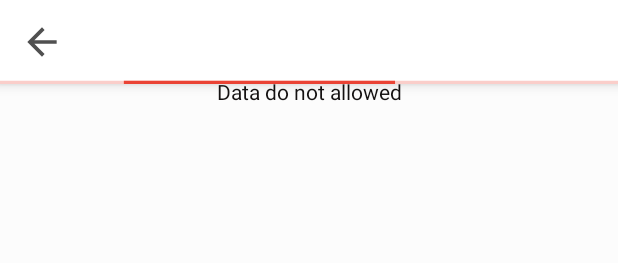
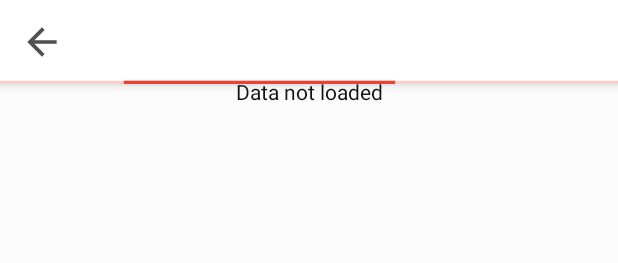
Before and after one commit to makstron/US-Stock, an Android app: the layout fragment_symbol_details.xml on its own in the app's theme, with its tools: preview values and no code run, scrolled down 196 dp, on a phone screen of 412 x 824 dp. Shown: the top 263 px of the screen. Run offline under Robolectric (Android 15) with nearby library versions, the phone set to English and light mode, and no system bars.

Commit message:
fixex in UI

```diff
--- a/app/src/main/res/layout/fragment_symbol_details.xml
+++ b/app/src/main/res/layout/fragment_symbol_details.xml
@@ -75,6 +75,7 @@
                     android:layout_height="wrap_content"
                     android:layout_marginStart="@dimen/activity_horizontal_margin"
                     android:background="@drawable/thumb"
+                    android:minWidth="40dp"
                     android:textColor="@color/default_text_color"
                     android:textSize="16sp"
                     android:textStyle="bold"
@@ -88,6 +89,7 @@
                     android:layout_height="wrap_content"
                     android:layout_marginStart="8dp"
                     android:background="@drawable/thumb"
+                    android:minWidth="60dp"
                     android:textColor="@color/default_text_color"
                     android:textSize="14sp"
                     app:layout_constraintBottom_toBottomOf="@+id/symbol"
@@ -101,12 +103,13 @@
                     android:layout_marginStart="@dimen/activity_horizontal_margin"
                     android:layout_marginTop="4dp"
                     android:background="@drawable/thumb"
+                    android:minWidth="80dp"
                     android:textColor="@color/default_text_color"
                     android:textSize="20sp"
                     android:textStyle="bold"
                     app:layout_constraintStart_toStartOf="parent"
                     app:layout_constraintTop_toBottomOf="@+id/symbol"
-                    tools:text="$59 838 568 121" />
+                    tools:text="756.24" />
 
                 <View
                     android:id="@+id/priceDeltaThumb"
@@ -124,11 +127,12 @@
                     android:layout_height="wrap_content"
                     android:layout_marginStart="@dimen/activity_horizontal_margin"
                     android:layout_marginTop="4dp"
-                    android:textColor="@color/brand_red"
+                    android:textColor="@color/default_text_color"
                     android:textSize="14sp"
                     app:layout_constraintStart_toStartOf="parent"
                     app:layout_constraintTop_toBottomOf="@+id/price"
-                    tools:text="-2.78" />
+                    tools:text="-2.78"
+                    tools:textColor="@color/brand_red" />
 
                 <ImageView
                     android:id="@+id/priceChangeIcon"
@@ -167,7 +171,7 @@
                     android:id="@+id/labelChartErrorMessage"
                     android:layout_width="wrap_content"
                     android:layout_height="wrap_content"
-                    android:text="@string/historical_data_do_not_allowed"
+                    android:text="@string/data_not_loaded"
                     android:textColor="@color/default_text_color"
                     android:visibility="gone"
                     app:layout_constraintBottom_toBottomOf="@+id/chart"
--- a/app/src/main/res/values/strings.xml
+++ b/app/src/main/res/values/strings.xml
@@ -3,6 +3,7 @@
 
     <!-- Common -->
     <string name="company_email">us-stock@android.com</string>
+    <string name="data_not_loaded">Data not loaded</string>
     <!-- // Common -->
 
     <!-- Navigation -->
@@ -35,7 +36,6 @@
     <string name="description_open_full">Open full description</string>
     <string name="label_tags">Tags</string>
     <string name="label_related_stocks">Related Stocks</string>
-    <string name="historical_data_do_not_allowed">Data do not allowed</string>
     <!-- // Details -->
 
 </resources>
```
Also changed, not shown: app/src/main/java/com/klim/us_stock/ui/windows/symbol_details/SymbolDetailsFragment.kt (+14 -4 lines).
